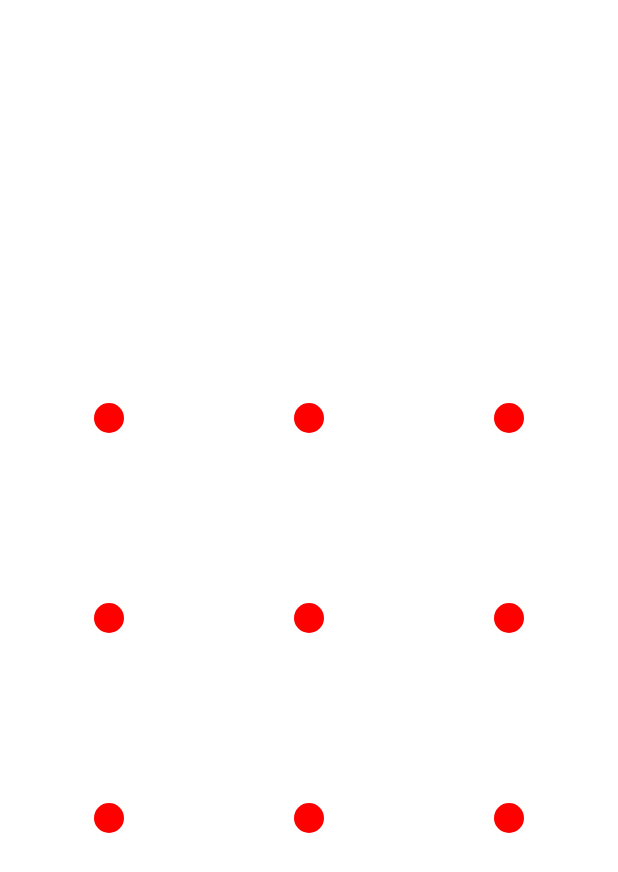
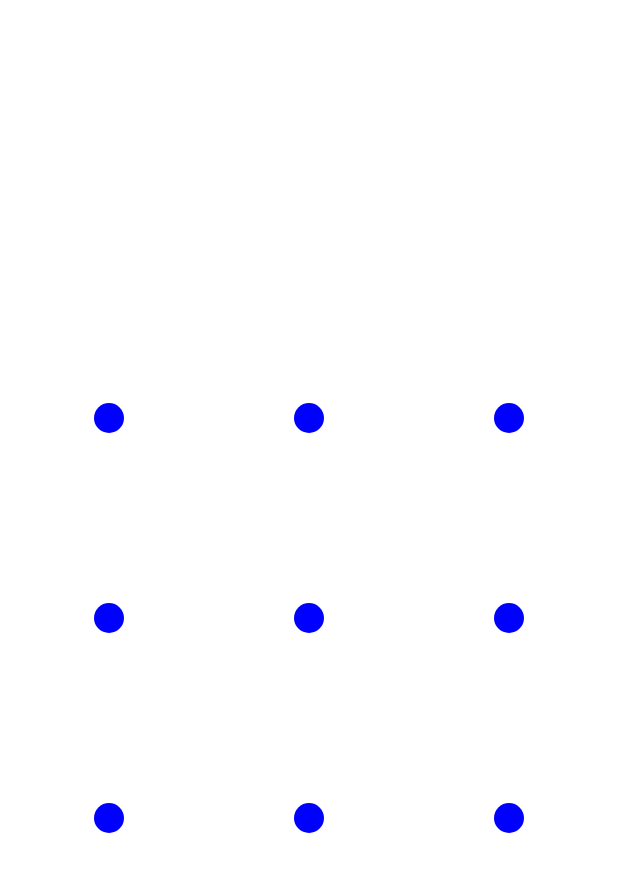
Before and after one commit to squart300kg/PatternLockScreen, an Android app built with Jetpack Compose: the screen it shows after launch (MainActivity), on a phone screen of 412 x 824 dp. Shown: the top 872 px of the screen. Run offline under Robolectric (Android 15) with nearby library versions, the phone set to English and light mode, and no system bars.

Commit message:
DrawingSetting정의 및 적용

```diff
--- a/app/src/main/java/com/example/patternscreensampleprojectr/MainActivity.kt
+++ b/app/src/main/java/com/example/patternscreensampleprojectr/MainActivity.kt
@@ -14,6 +14,7 @@ import androidx.compose.ui.Modifier
 import androidx.compose.ui.graphics.Color
 import androidx.compose.ui.unit.dp
 import com.example.pattern.BasePatternScreen
+import com.example.pattern.DrawingSetting
 
 class MainActivity : ComponentActivity() {
     override fun onCreate(savedInstanceState: Bundle?) {
@@ -28,12 +29,14 @@ class MainActivity : ComponentActivity() {
                         Spacer(modifier = Modifier.weight(1f))
                         BasePatternScreen(
                             modifier = Modifier.size(400.dp),
-                            dotSize = 10.dp,
-                            lineWidth = 4.dp,
-                            lineColor = Color.Cyan,
-                            unselectedDotColor = Color.Red,
-                            selectedDotColor = Color.Blue,
-                            minimumLineConnectionCount = 3,
+                            drawingSetting = DrawingSetting(
+                                dotSize = 10.dp,
+                                lineWidth = 4.dp,
+                                lineColor = Color.Cyan,
+                                selectedDotColor = Color.Magenta,
+                                unselectedDotColor = Color.Blue,
+                                minimumLineConnectionCount = 3,
+                            ),
                             onLessCountPatternSelected = { selectedCount ->
                                 showToast(getString(R.string.lessPatternSelectedGuide, selectedCount))
                             },
--- a/pattern/src/main/java/com/example/pattern/BasePatternScreen.kt
+++ b/pattern/src/main/java/com/example/pattern/BasePatternScreen.kt
@@ -50,22 +50,31 @@ data class BasePatternDrawingUiState(
 
     companion object {
         internal const val DOT_SIZE = 3
-        internal const val LINE_STROKE_WIDTH = 9f
         internal const val VIBRATOR_MILLS = 20L
     }
 }
+
+data class DrawingSetting(
+    val dotSize: Dp = 10.dp,
+    val lineWidth: Dp = 4.dp,
+    val lineColor: Color = Color.Blue,
+    val selectedDotColor: Color = Color.Blue,
+    val unselectedDotColor: Color = Color.Gray,
+    val minimumLineConnectionCount: Int = 2,
+)
 
 @OptIn(ExperimentalComposeUiApi::class)
 @Composable
 fun ColumnScope.BasePatternScreen(
     modifier: Modifier = Modifier,
     context: Context = LocalContext.current,
-    dotSize: Dp = 10.dp,
-    lineWidth: Dp = 10.dp,
-    lineColor: Color = colorResource(id = R.color.line),
-    selectedDotColor: Color = colorResource(id = R.color.selected_dot),
-    unselectedDotColor: Color = colorResource(id = R.color.unselected_dot),
-    minimumLineConnectionCount: Int = 2,
+    drawingSetting: DrawingSetting = DrawingSetting(),
+//    dotSize: Dp = 10.dp,
+//    lineWidth: Dp = 10.dp,
+//    lineColor: Color = colorResource(id = R.color.line),
+//    selectedDotColor: Color = colorResource(id = R.color.selected_dot),
+//    unselectedDotColor: Color = colorResource(id = R.color.unselected_dot),
+//    minimumLineConnectionCount: Int = 2,
     onLessCountPatternSelected: (Int) -> Unit,
     onPatternSuccessfullySelected: (String) -> Unit) {
 
@@ -195,14 +204,14 @@ fun ColumnScope.BasePatternScreen(
                         }
 
                         MotionEvent.ACTION_UP -> {
-                            if (uiState.selectedOffsets.size >= minimumLineConnectionCount + 1) {
+                            if (uiState.selectedOffsets.size >= drawingSetting.minimumLineConnectionCount + 1) {
                                 onPatternSuccessfullySelected(
                                     uiState.password
                                         .toMutableList()
                                         .joinToString("")
                                 )
                             } else {
-                                onLessCountPatternSelected(minimumLineConnectionCount)
+                                onLessCountPatternSelected(drawingSetting.minimumLineConnectionCount)
                             }
 
                             uiState = BasePatternDrawingUiState()
@@ -216,10 +225,10 @@ fun ColumnScope.BasePatternScreen(
                 drawContent()
                 if (uiState.latestSelectedDotOffset != Offset.Zero) {
                     drawLine(
-                        color = lineColor,
+                        color = drawingSetting.lineColor,
                         start = uiState.latestSelectedDotOffset,
                         end = uiState.draggingOffset,
-                        strokeWidth = convertDpToPx(context = context, dp = lineWidth)
+                        strokeWidth = convertDpToPx(context = context, dp = drawingSetting.lineWidth)
                     )
                 }
             },
@@ -241,10 +250,10 @@ fun ColumnScope.BasePatternScreen(
                         color = uiState.getDotColor(
                             rowIndex = rowIndex,
                             colIndex = colIndex,
-                            selectedDotColor = selectedDotColor,
-                            unselectedDotColor = unselectedDotColor),
+                            selectedDotColor = drawingSetting.selectedDotColor,
+                            unselectedDotColor = drawingSetting.unselectedDotColor),
                         center = colPosition,
-                        radius = dotSize.toPx()
+                        radius = drawingSetting.dotSize.toPx()
                     )
 
                     rowDotPositions.add(
@@ -260,10 +269,10 @@ fun ColumnScope.BasePatternScreen(
             repeat(uiState.lineOffsets.size) { lineIndex ->
                 if (uiState.lineOffsets[lineIndex].first != Offset.Zero) {
                     drawLine(
-                        color = lineColor,
+                        color = drawingSetting.lineColor,
                         start = uiState.lineOffsets[lineIndex].first,
                         end = uiState.lineOffsets[lineIndex].second,
-                        strokeWidth = convertDpToPx(context = context, dp = lineWidth)
+                        strokeWidth = convertDpToPx(context = context, dp = drawingSetting.lineWidth)
                     )
                 }
             }
```
